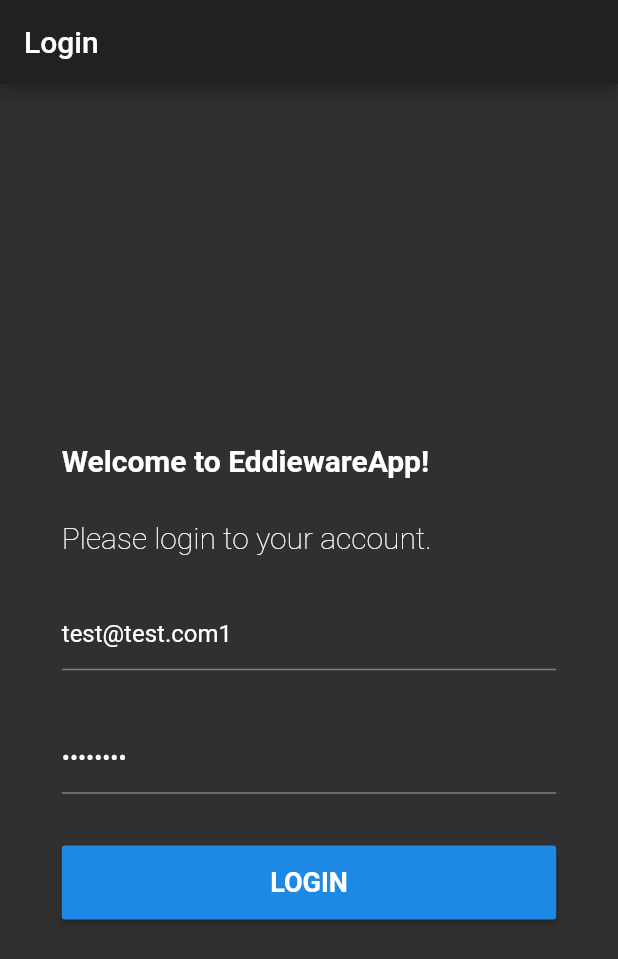
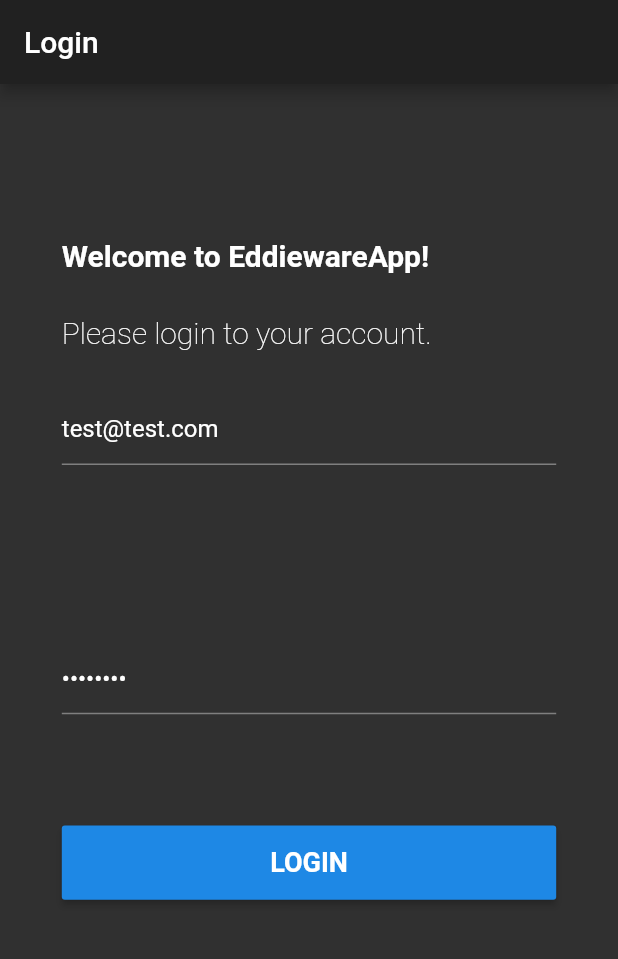
Before and after one commit to eddieware/final_project_flutter_android, a Flutter app: the screen it shows after launch, on a phone screen of 412 x 824 dp. Shown: the top 959 px of the screen. Run offline on Flutter 3.47's test engine with Material 2 defaults, Android fonts, the phone set to English and light mode, and no system bars; our stand-ins replace firebase_auth; accounts and stored records are empty.

```diff
--- /dev/null
+++ b/lib/app.dart
@@ -0,0 +1,26 @@
+import 'package:final_project_flutter_android/pages/login_page.dart';
+import 'package:final_project_flutter_android/providers/provider_usuario.dart';
+import 'package:final_project_flutter_android/routes/routes.dart';
+import 'package:flutter/material.dart';
+import 'package:provider/provider.dart';
+
+class MyApp extends StatelessWidget {
+  @override
+  Widget build(BuildContext context) {
+    return ChangeNotifierProvider(
+      child: MaterialApp(
+        title: 'Android Project App',
+        home: LoginPage(),
+        theme: ThemeData(
+          brightness: Brightness.dark,
+          //primaryColor: Color.fromRGBO(42, 117, 188, 1),
+          //accentColor: Color.fromRGBO(42, 117, 188, 1),
+          //backgroundColor: Color.fromRGBO(28, 27, 27, 1),
+        ),
+        initialRoute: "login",
+        routes: getApplicationRoutes(),
+      ),
+      create: (context) => UsuarioInfo(),
+    );
+  }
+}
--- a/lib/main.dart
+++ b/lib/main.dart
@@ -1,22 +1,4 @@
-import 'package:final_project_flutter_android/pages/login_page.dart';
-import 'package:final_project_flutter_android/routes/routes.dart';
+import 'package:final_project_flutter_android/app.dart';
 import 'package:flutter/material.dart';
 
 void main() => runApp(MyApp());
-
-class MyApp extends StatelessWidget {
-  @override
-  Widget build(BuildContext context) {
-    return MaterialApp(
-        title: 'Android Project App',
-        home: LoginPage(),
-        theme: ThemeData(
-          brightness: Brightness.dark,
-          //primaryColor: Color.fromRGBO(42, 117, 188, 1),
-          //accentColor: Color.fromRGBO(42, 117, 188, 1),
-          //backgroundColor: Color.fromRGBO(28, 27, 27, 1),
-        ),
-        initialRoute: "login",
-        routes: getApplicationRoutes());
-  }
-}
--- a/lib/pages/login_page.dart
+++ b/lib/pages/login_page.dart
@@ -1,4 +1,5 @@
 import 'package:final_project_flutter_android/providers/auth_provider.dart';
+import 'package:final_project_flutter_android/providers/provider_usuario.dart';
 
 import 'package:flutter/material.dart';
 import 'package:provider/provider.dart';
@@ -22,15 +23,13 @@ class _LoginPageState extends State<LoginPage> {
   // GlobalKey<FormState> _formKey;
   AuthProvider _auth;
 
-  // _LoginPageState() {
-  //   _formKey = GlobalKey<FormState>();
-  // }
-
   @override
   Widget build(BuildContext context) {
+    final superUsuarioInfo = Provider.of<UsuarioInfo>(context);
+
     _altoScreen = MediaQuery.of(context).size.height;
     _anchoScreen = MediaQuery.of(context).size.width;
-    _txtEmailCntrllr.text = 'test@test.com1';
+    _txtEmailCntrllr.text = 'test@test.com';
     _txtPassCntrllr.text = 'password';
 
     return Material(
@@ -42,7 +41,42 @@ class _LoginPageState extends State<LoginPage> {
           alignment: Alignment.center,
           child: ChangeNotifierProvider<AuthProvider>.value(
             value: AuthProvider.instance,
-            child: _loginPageUI(),
+            //child: _loginPageUI(),
+            child: Column(
+              children: <Widget>[
+                _loginPageUI(),
+                Container(
+                  height: _altoScreen * 0.06,
+                  width: _anchoScreen * 0.8,
+                  child: RaisedButton(
+                    child: Text(
+                      "LOGIN",
+                      textAlign: TextAlign.center,
+                      style: TextStyle(
+                          fontSize: 18,
+                          fontWeight: FontWeight.w700,
+                          color: Colors.white),
+                    ),
+                    onPressed: () async {
+                      //para evitar el bug y esperar a que regrese antes de hacer el salto
+                      await _auth.loginUserWithEmailAndPassword(
+                          _txtEmailCntrllr.text, _txtPassCntrllr.text, () {});
+                      //print('${_auth.user}!!!!!!!!!!!!!!!!!!!!!!!!!!!!!!!!!!!!!!!');
+                      print('${_txtEmailCntrllr.text}');
+                      print('${_txtPassCntrllr.text}');
+                      if (_auth.user == null) {
+                        print('Usuario no valido');
+                        _mostrarAlert(context);
+                      } else {
+                        print('Login Succesfully');
+                        superUsuarioInfo.userInfo = _txtEmailCntrllr.text;
+                        Navigator.pushNamed(context, '/profile');
+                      }
+                    },
+                  ),
+                )
+              ],
+            ),
           ),
         ),
       ),
@@ -63,7 +97,10 @@ class _LoginPageState extends State<LoginPage> {
           mainAxisAlignment: MainAxisAlignment.center,
           mainAxisSize: MainAxisSize.min,
           crossAxisAlignment: CrossAxisAlignment.start,
-          children: <Widget>[_headingWidget(), _inputForm()],
+          children: <Widget>[
+            _headingWidget(),
+            _inputForm(),
+          ],
         ),
       );
     });
@@ -94,9 +131,6 @@ class _LoginPageState extends State<LoginPage> {
   }
 
   Widget _inputForm() {
-    // print(_email);
-
-    // print(_password);
     return Container(
       //color: CupertinoColors.activeBlue,
 
@@ -113,7 +147,7 @@ class _LoginPageState extends State<LoginPage> {
           children: <Widget>[
             _emailTextField(),
             _passwordTextField(),
-            _loginButton(),
+            //_loginButton(),
 
             //_passwordTextField(),
           ],
@@ -127,11 +161,6 @@ class _LoginPageState extends State<LoginPage> {
       controller: _txtEmailCntrllr,
       autocorrect: false,
       style: TextStyle(color: Colors.white),
-      validator: (_input) {
-        return _input.length != 0 && _input.contains("@")
-            ? null
-            : "Please enter a valid email";
-      },
       cursorColor: Colors.white,
       decoration: InputDecoration(
         hintText: 'test@test.com',
@@ -139,12 +168,6 @@ class _LoginPageState extends State<LoginPage> {
           borderSide: BorderSide(color: Colors.white),
         ),
       ),
-      // onChanged: (_input) {
-      //   print(_input);
-      //   setState(() {
-      //     _email = _input;
-      //   });
-      // }
     );
   }
 
@@ -154,12 +177,6 @@ class _LoginPageState extends State<LoginPage> {
       autocorrect: false,
       obscureText: true,
       style: TextStyle(color: Colors.white),
-
-      // onSaved: (_input) {
-      //   setState(() {
-      //     _password = _input;
-      //   });
-      // },
       cursorColor: Colors.white,
       decoration: InputDecoration(
         hintText: "password",
@@ -167,12 +184,6 @@ class _LoginPageState extends State<LoginPage> {
           borderSide: BorderSide(color: Colors.white),
         ),
       ),
-      onChanged: (_input) {
-        print(_input);
-        setState(() {
-          //  _password = _input;
-        });
-      },
     );
   }
 
@@ -208,6 +219,7 @@ class _LoginPageState extends State<LoginPage> {
                   _mostrarAlert(context);
                 } else {
                   print('Login Succesfully');
+                  //superUsuarioInfo.userInfo = usrCntrollr.text;
                   Navigator.pushNamed(context, '/profile');
                 }
               },
--- /dev/null
+++ b/lib/providers/provider_usuario.dart
@@ -0,0 +1,10 @@
+import 'package:flutter/material.dart';
+
+class UsuarioInfo with ChangeNotifier {
+  String _userInfo;
+  String get userInfo => _userInfo;
+  set userInfo(String value) {
+    this._userInfo = value;
+    notifyListeners();
+  }
+}
```
Also changed, not shown: lib/pages/profile_page.dart (+24 -11 lines), 1 other file.
